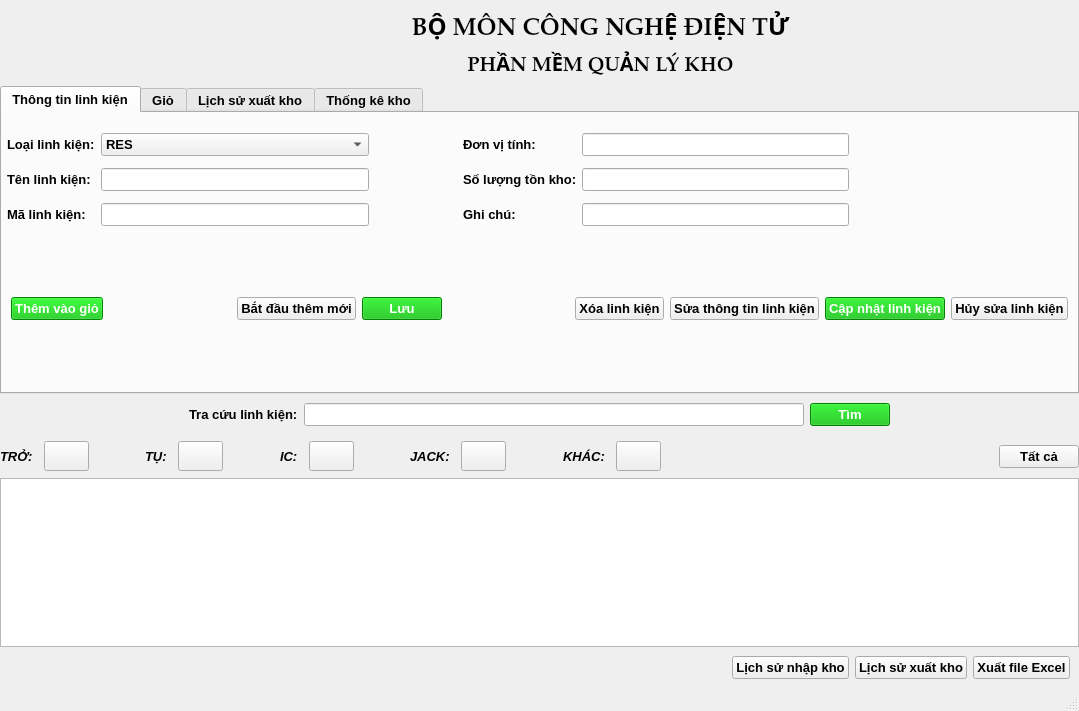
ngockhang2017/NhapXuatKho_CNDT, file NhapXuatKho_CNDT/mainwindow.ui: the form before one commit.
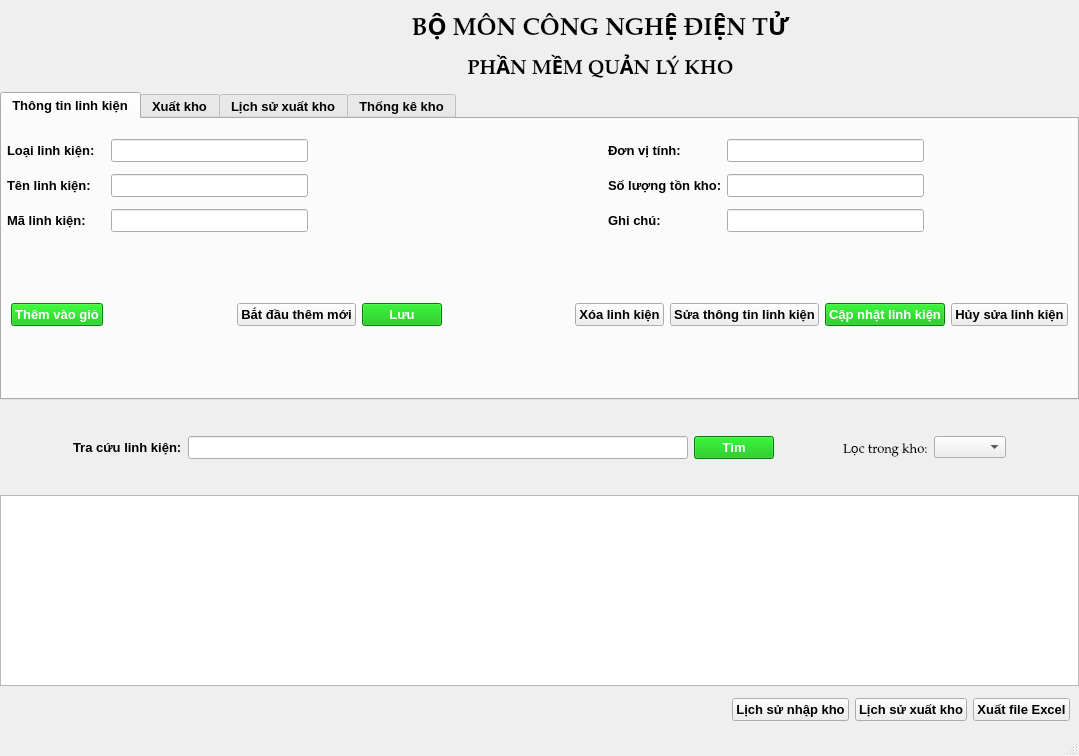
The form after the commit. The open tabs and pages were chosen to show the change. Icons and pictures are not drawn.

What changed in the file:
```diff
--- a/NhapXuatKho_CNDT/mainwindow.ui
+++ b/NhapXuatKho_CNDT/mainwindow.ui
@@ -7,7 +7,7 @@
     <x>0</x>
     <y>0</y>
     <width>1079</width>
-    <height>711</height>
+    <height>756</height>
    </rect>
   </property>
   <property name="windowTitle">
@@ -176,7 +176,7 @@
             <number>0</number>
            </property>
            <item>
-            <layout class="QGridLayout" name="gridLayout" columnstretch="2,6,2,2,6,5">
+            <layout class="QGridLayout" name="gridLayout" columnstretch="2,4,6,2,4,3">
              <property name="leftMargin">
               <number>5</number>
              </property>
@@ -189,9 +189,6 @@
              <property name="verticalSpacing">
               <number>12</number>
              </property>
-             <item row="2" column="1">
-              <widget class="QLineEdit" name="lineEdit_MaLK"/>
-             </item>
              <item row="1" column="0">
               <widget class="QLabel" name="label_12">
                <property name="text">
@@ -199,16 +196,35 @@
                </property>
               </widget>
              </item>
+             <item row="1" column="1">
+              <widget class="QLineEdit" name="lineEdit_TenLK"/>
+             </item>
+             <item row="0" column="4">
+              <widget class="QLineEdit" name="lineEdit_DV"/>
+             </item>
+             <item row="1" column="2">
+              <spacer name="horizontalSpacer_10">
+               <property name="orientation">
+                <enum>Qt::Horizontal</enum>
+               </property>
+               <property name="sizeHint" stdset="0">
+                <size>
+                 <width>40</width>
+                 <height>20</height>
+                </size>
+               </property>
+              </spacer>
+             </item>
+             <item row="1" column="3">
+              <widget class="QLabel" name="label_13">
+               <property name="text">
+                <string>Số lượng tồn kho:</string>
+               </property>
+              </widget>
+             </item>
              <item row="2" column="4">
               <widget class="QLineEdit" name="lineEdit_ghichu"/>
              </item>
-             <item row="2" column="0">
-              <widget class="QLabel" name="label_14">
-               <property name="text">
-                <string>Mã linh kiện:</string>
-               </property>
-              </widget>
-             </item>
              <item row="0" column="3">
               <widget class="QLabel" name="label_10">
                <property name="text">
@@ -216,11 +232,19 @@
                </property>
               </widget>
              </item>
-             <item row="1" column="4">
-              <widget class="QLineEdit" name="lineEdit_SoLuong"/>
+             <item row="2" column="0">
+              <widget class="QLabel" name="label_14">
+               <property name="text">
+                <string>Mã linh kiện:</string>
+               </property>
+              </widget>
              </item>
-             <item row="0" column="4">
-              <widget class="QLineEdit" name="lineEdit_DV"/>
+             <item row="0" column="0">
+              <widget class="QLabel" name="label_11">
+               <property name="text">
+                <string>Loại linh kiện:</string>
+               </property>
+              </widget>
              </item>
              <item row="2" column="2">
               <spacer name="horizontalSpacer_11">
@@ -235,28 +259,8 @@
                </property>
               </spacer>
              </item>
-             <item row="1" column="3">
-              <widget class="QLabel" name="label_13">
-               <property name="text">
-                <string>Số lượng tồn kho:</string>
-               </property>
-              </widget>
-             </item>
-             <item row="1" column="1">
-              <widget class="QLineEdit" name="lineEdit_TenLK"/>
-             </item>
-             <item row="0" column="2">
-              <spacer name="horizontalSpacer_9">
-               <property name="orientation">
-                <enum>Qt::Horizontal</enum>
-               </property>
-               <property name="sizeHint" stdset="0">
-                <size>
-                 <width>40</width>
-                 <height>20</height>
-                </size>
-               </property>
-              </spacer>
+             <item row="2" column="1">
+              <widget class="QLineEdit" name="lineEdit_MaLK"/>
              </item>
              <item row="2" column="3">
               <widget class="QLabel" name="label_15">
@@ -265,54 +269,8 @@
                </property>
               </widget>
              </item>
-             <item row="0" column="1">
-              <widget class="QComboBox" name="comboBox_loaiLK">
-               <item>
-                <property name="text">
-                 <string>RES</string>
-                </property>
-               </item>
-               <item>
-                <property name="text">
-                 <string>CAP</string>
-                </property>
-               </item>
-               <item>
-                <property name="text">
-                 <string>IC</string>
-                </property>
-               </item>
-               <item>
-                <property name="text">
-                 <string>JACK</string>
-                </property>
-               </item>
-               <item>
-                <property name="text">
-                 <string>Khác</string>
-                </property>
-               </item>
-              </widget>
-             </item>
-             <item row="0" column="0">
-              <widget class="QLabel" name="label_11">
-               <property name="text">
-                <string>Loại linh kiện:</string>
-               </property>
-              </widget>
-             </item>
-             <item row="1" column="2">
-              <spacer name="horizontalSpacer_10">
-               <property name="orientation">
-                <enum>Qt::Horizontal</enum>
-               </property>
-               <property name="sizeHint" stdset="0">
-                <size>
-                 <width>40</width>
-                 <height>20</height>
-                </size>
-               </property>
-              </spacer>
+             <item row="1" column="4">
+              <widget class="QLineEdit" name="lineEdit_SoLuong"/>
              </item>
              <item row="0" column="5">
               <spacer name="horizontalSpacer_17">
@@ -327,6 +285,22 @@
                </property>
               </spacer>
              </item>
+             <item row="0" column="2">
+              <spacer name="horizontalSpacer_9">
+               <property name="orientation">
+                <enum>Qt::Horizontal</enum>
+               </property>
+               <property name="sizeHint" stdset="0">
+                <size>
+                 <width>40</width>
+                 <height>20</height>
+                </size>
+               </property>
+              </spacer>
+             </item>
+             <item row="0" column="1">
+              <widget class="QLineEdit" name="lineEdit_loaiLK"/>
+             </item>
             </layout>
            </item>
            <item>
@@ -447,7 +421,7 @@
          </widget>
          <widget class="QWidget" name="tab_2">
           <attribute name="title">
-           <string>Giỏ</string>
+           <string>Xuất kho</string>
           </attribute>
           <layout class="QHBoxLayout" name="horizontalLayout_6" stretch="5,2">
            <property name="spacing">
@@ -995,7 +969,7 @@
        </item>
        <item>
         <widget class="QWidget" name="widget_5" native="true">
-         <layout class="QVBoxLayout" name="verticalLayout_4" stretch="1,2">
+         <layout class="QVBoxLayout" name="verticalLayout_4" stretch="1">
           <property name="spacing">
            <number>0</number>
           </property>
@@ -1088,77 +1062,21 @@
                </property>
               </spacer>
              </item>
-            </layout>
-           </widget>
-          </item>
-          <item>
-           <widget class="QWidget" name="widget_7" native="true">
-            <property name="font">
-             <font>
-              <pointsize>10</pointsize>
-              <weight>75</weight>
-              <bold>true</bold>
-             </font>
-            </property>
-            <layout class="QHBoxLayout" name="horizontalLayout_3">
-             <property name="spacing">
-              <number>0</number>
-             </property>
-             <property name="leftMargin">
-              <number>0</number>
-             </property>
-             <property name="topMargin">
-              <number>0</number>
-             </property>
-             <property name="rightMargin">
-              <number>0</number>
-             </property>
-             <property name="bottomMargin">
-              <number>0</number>
-             </property>
              <item>
               <widget class="QLabel" name="label_4">
                <property name="font">
                 <font>
+                 <family>Palatino Linotype</family>
                  <pointsize>10</pointsize>
-                 <weight>75</weight>
-                 <italic>true</italic>
-                 <bold>true</bold>
                 </font>
                </property>
                <property name="text">
-                <string>TRỞ:   </string>
+                <string>Lọc trong kho:</string>
                </property>
               </widget>
              </item>
              <item>
-              <widget class="QPushButton" name="pushButton_2">
-               <property name="minimumSize">
-                <size>
-                 <width>45</width>
-                 <height>30</height>
-                </size>
-               </property>
-               <property name="font">
-                <font>
-                 <pointsize>10</pointsize>
-                 <weight>50</weight>
-                 <bold>false</bold>
-                </font>
-               </property>
-               <property name="styleSheet">
-                <string notr="true">border-image: url(:/images/images/res_image.jpg);</string>
-               </property>
-               <property name="text">
-                <string/>
-               </property>
-               <property name="iconSize">
-                <size>
-                 <width>16</width>
-                 <height>40</height>
-                </size>
-               </property>
-              </widget>
+              <widget class="QComboBox" name="comboBox"/>
              </item>
              <item>
               <spacer name="horizontalSpacer_3">
@@ -1173,254 +1091,6 @@
                </property>
               </spacer>
              </item>
-             <item>
-              <widget class="QLabel" name="label_6">
-               <property name="font">
-                <font>
-                 <pointsize>10</pointsize>
-                 <weight>75</weight>
-                 <italic>true</italic>
-                 <bold>true</bold>
-                </font>
-               </property>
-               <property name="text">
-                <string>TỤ:   </string>
-               </property>
-              </widget>
-             </item>
-             <item>
-              <widget class="QPushButton" name="pushButton_3">
-               <property name="minimumSize">
-                <size>
-                 <width>45</width>
-                 <height>30</height>
-                </size>
-               </property>
-               <property name="styleSheet">
-                <string notr="true">border-image: url(:/images/images/cap.png);</string>
-               </property>
-               <property name="text">
-                <string/>
-               </property>
-              </widget>
-             </item>
-             <item>
-              <spacer name="horizontalSpacer_4">
-               <property name="orientation">
-                <enum>Qt::Horizontal</enum>
-               </property>
-               <property name="sizeHint" stdset="0">
-                <size>
-                 <width>40</width>
-                 <height>20</height>
-                </size>
-               </property>
-              </spacer>
-             </item>
-             <item>
-              <widget class="QLabel" name="label_7">
-               <property name="font">
-                <font>
-                 <pointsize>10</pointsize>
-                 <weight>75</weight>
-                 <italic>true</italic>
-                 <bold>true</bold>
-                </font>
-               </property>
-               <property name="text">
-                <string>IC:   </string>
-               </property>
-              </widget>
-             </item>
-             <item>
-              <widget class="QPushButton" name="pushButton_4">
-               <property name="minimumSize">
-                <size>
-                 <width>45</width>
-                 <height>30</height>
-                </size>
-               </property>
-               <property name="styleSheet">
-                <string notr="true">border-image: url(:/images/images/ic.png);</string>
-               </property>
-               <property name="text">
-                <string/>
-               </property>
-              </widget>
-             </item>
-             <item>
-              <spacer name="horizontalSpacer_5">
-               <property name="orientation">
-                <enum>Qt::Horizontal</enum>
-               </property>
-               <property name="sizeHint" stdset="0">
-                <size>
-                 <width>40</width>
-                 <height>20</height>
-                </size>
-               </property>
-              </spacer>
-             </item>
-             <item>
-              <widget class="QLabel" name="label_8">
-               <property name="font">
-                <font>
-                 <pointsize>10</pointsize>
-                 <weight>75</weight>
-                 <italic>true</italic>
-                 <bold>true</bold>
-                </font>
-               </property>
-               <property name="text">
-                <string>JACK:   </string>
-               </property>
-              </widget>
-             </item>
-             <item>
-              <widget class="QPushButton" name="pushButton_5">
-               <property name="minimumSize">
-                <size>
-                 <width>45</width>
-                 <height>30</height>
-                </size>
-               </property>
-               <property name="styleSheet">
-                <string notr="true">border-image: url(:/images/images/jack.png);</string>
-               </property>
-               <property name="text">
-                <string/>
-               </property>
-              </widget>
-             </item>
-             <item>
-              <spacer name="horizontalSpacer_6">
-               <property name="orientation">
-                <enum>Qt::Horizontal</enum>
-               </property>
-               <property name="sizeHint" stdset="0">
-                <size>
-                 <width>40</width>
-                 <height>20</height>
-                </size>
-               </property>
-              </spacer>
-             </item>
-             <item>
-              <widget class="QLabel" name="label_9">
-               <property name="font">
-                <font>
-                 <pointsize>10</pointsize>
-                 <weight>75</weight>
-                 <italic>true</italic>
-                 <bold>true</bold>
-                </font>
-               </property>
-               <property name="text">
-                <string>KHÁC:   </string>
-               </property>
-              </widget>
-             </item>
-             <item>
-              <widget class="QPushButton" name="pushButton_6">
-               <property name="minimumSize">
-                <size>
-                 <width>45</width>
-                 <height>30</height>
-                </size>
-               </property>
-               <property name="styleSheet">
-                <string notr="true">border-image: url(:/images/images/different.png);</string>
-               </property>
-               <property name="text">
-                <string/>
-               </property>
-              </widget>
-             </item>
-             <item>
-              <spacer name="horizontalSpacer_12">
-               <property name="orientation">
-                <enum>Qt::Horizontal</enum>
-               </property>
-               <property name="sizeHint" stdset="0">
-                <size>
-                 <width>40</width>
-                 <height>20</height>
-                </size>
-               </property>
-              </spacer>
-             </item>
-             <item>
-              <spacer name="horizontalSpacer_19">
-               <property name="orientation">
-                <enum>Qt::Horizontal</enum>
-               </property>
-               <property name="sizeHint" stdset="0">
-                <size>
-                 <width>40</width>
-                 <height>20</height>
-                </size>
-               </property>
-              </spacer>
-             </item>
-             <item>
-              <spacer name="horizontalSpacer_18">
-               <property name="orientation">
-                <enum>Qt::Horizontal</enum>
-               </property>
-               <property name="sizeHint" stdset="0">
-                <size>
-                 <width>40</width>
-                 <height>20</height>
-                </size>
-               </property>
-              </spacer>
-             </item>
-             <item>
-              <spacer name="horizontalSpacer_13">
-               <property name="orientation">
-                <enum>Qt::Horizontal</enum>
-               </property>
-               <property name="sizeHint" stdset="0">
-                <size>
-                 <width>40</width>
-                 <height>20</height>
-                </size>
-               </property>
-              </spacer>
-             </item>
-             <item>
-              <spacer name="horizontalSpacer_14">
-               <property name="orientation">
-                <enum>Qt::Horizontal</enum>
-               </property>
-               <property name="sizeHint" stdset="0">
-                <size>
-                 <width>40</width>
-                 <height>20</height>
-                </size>
-               </property>
-              </spacer>
-             </item>
-             <item>
-              <spacer name="horizontalSpacer_15">
-               <property name="orientation">
-                <enum>Qt::Horizontal</enum>
-               </property>
-               <property name="sizeHint" stdset="0">
-                <size>
-                 <width>40</width>
-                 <height>20</height>
-                </size>
-               </property>
-              </spacer>
-             </item>
-             <item>
-              <widget class="QPushButton" name="pushButton_23">
-               <property name="text">
-                <string>Tất cả</string>
-               </property>
-              </widget>
-             </item>
             </layout>
            </widget>
           </item>
```
Left out of the diff: 4 changed lines with no effect on the pictures.
